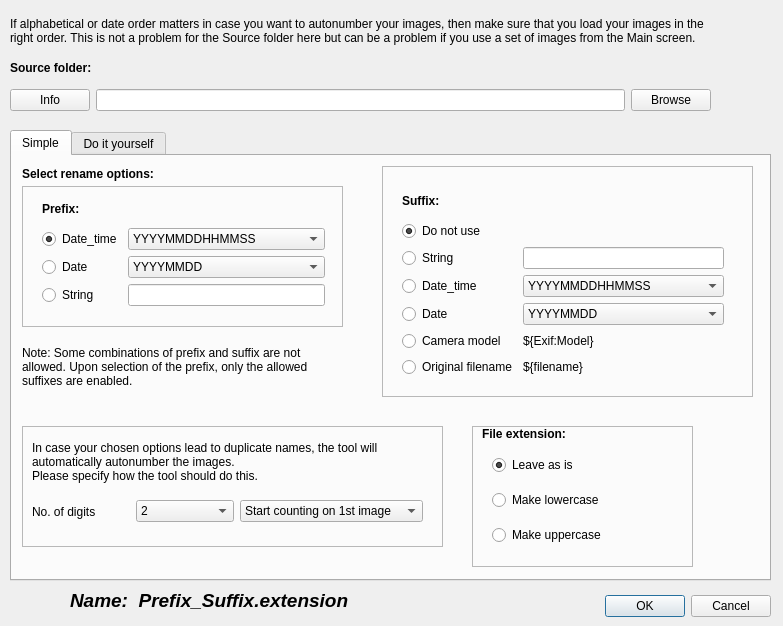
Qt form scripts/ui/rename_photos.ui (hvdwolf/pyExifToolGUI) before a commit.
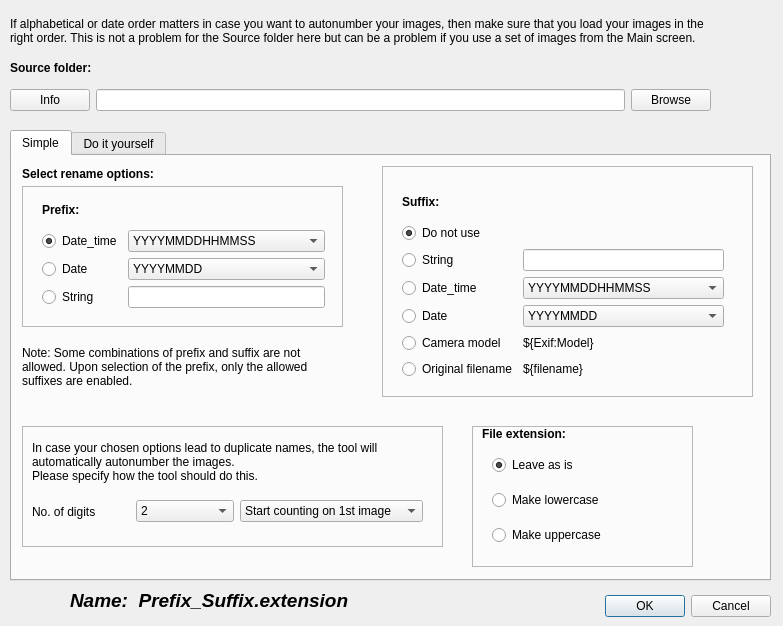
The same form after that commit.

The edit to the form file:
```diff
--- a/scripts/ui/rename_photos.ui
+++ b/scripts/ui/rename_photos.ui
@@ -303,7 +303,7 @@
         <x>10</x>
         <y>10</y>
         <width>342</width>
-        <height>211</height>
+        <height>213</height>
        </rect>
       </property>
       <layout class="QGridLayout" name="gridLayout_2">
@@ -466,7 +466,7 @@
         <x>10</x>
         <y>0</y>
         <width>303</width>
-        <height>130</height>
+        <height>132</height>
        </rect>
       </property>
       <layout class="QGridLayout" name="gridLayout">
```
Left out of the diff: 28 changed lines with no effect on the pictures.
